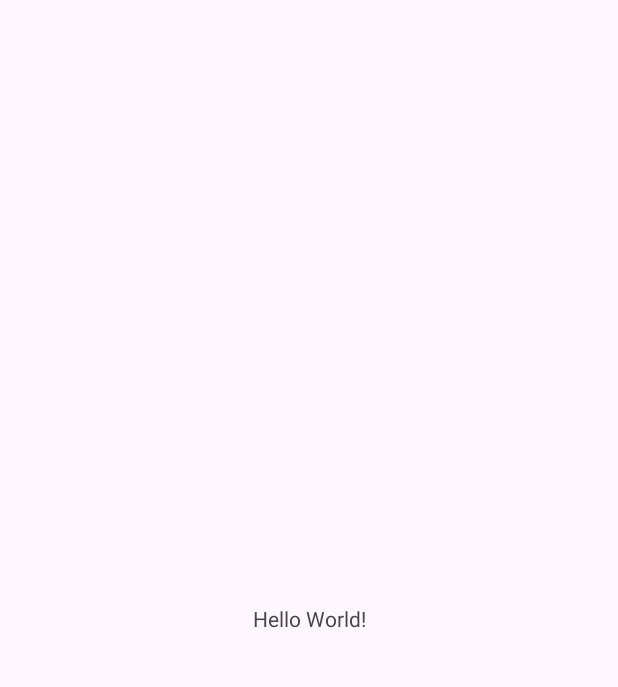
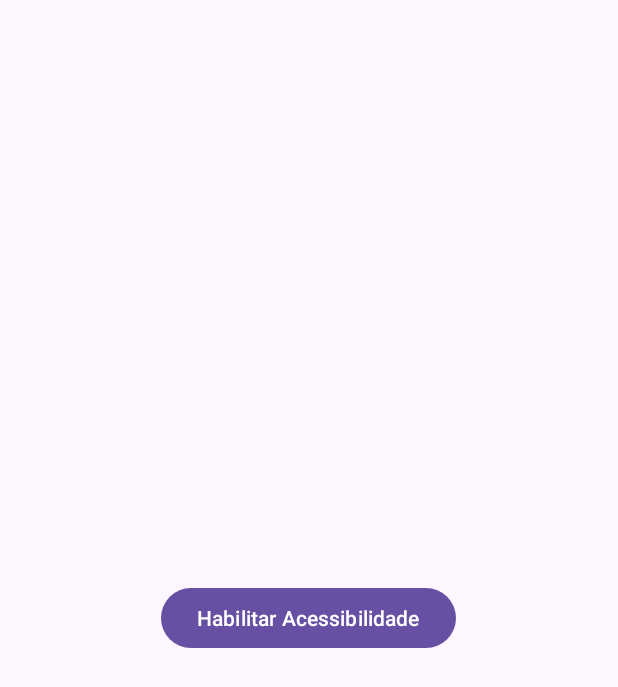
Before and after one commit to GustavoCanuto/No-Scroll-Time-Kotlin, an Android app: the screen it shows after launch (MainActivity), on a phone screen of 412 x 824 dp. Before the commit the part shown is almost empty. Shown: the top 687 px of the screen. Run offline under Robolectric (Android 15) with nearby library versions, the phone set to English and light mode, and no system bars.

Commit message:
feat: adicinado menu para para habilitar accesibility e ativa a feature de blockear ou não o shorts/reels

```diff
--- a/app/build.gradle.kts
+++ b/app/build.gradle.kts
@@ -42,6 +42,7 @@ dependencies {
     implementation(libs.material)
     implementation(libs.androidx.activity)
     implementation(libs.androidx.constraintlayout)
+    implementation(libs.androidx.ui.android)
     testImplementation(libs.junit)
     androidTestImplementation(libs.androidx.junit)
     androidTestImplementation(libs.androidx.espresso.core)
--- a/app/src/main/java/com/gcanuto/particular/no_scroll_time/MainActivity.kt
+++ b/app/src/main/java/com/gcanuto/particular/no_scroll_time/MainActivity.kt
@@ -1,27 +1,84 @@
 package com.gcanuto.particular.no_scroll_time
 
+import android.content.Context
+import android.content.Intent
 import android.os.Bundle
-import androidx.activity.enableEdgeToEdge
+import android.provider.Settings
+import android.view.View
+import android.widget.Button
+import android.widget.Switch
 import androidx.appcompat.app.AppCompatActivity
-import androidx.core.view.ViewCompat
-import androidx.core.view.WindowInsetsCompat
-import android.content.Intent
-import android.provider.Settings
+import android.view.accessibility.AccessibilityManager
+import android.util.Log
 
 class MainActivity : AppCompatActivity() {
+
     override fun onCreate(savedInstanceState: Bundle?) {
-        super.onCreate(savedInstanceState) // Chama o método onCreate da superclasse
-        enableEdgeToEdge() // Configuração para a interface de tela cheia
-        setContentView(R.layout.activity_main) // Define o layout da activity
+        super.onCreate(savedInstanceState)
+        setContentView(R.layout.activity_main)
 
-        // Abrir as configurações de acessibilidade
-        val intent = Intent(Settings.ACTION_ACCESSIBILITY_SETTINGS)
-        startActivity(intent)
+        val accessibilityButton: Button = findViewById(R.id.accessibility_button)
+        val toggleSwitch: Switch = findViewById(R.id.toggle_switch)
 
-        ViewCompat.setOnApplyWindowInsetsListener(findViewById(R.id.main)) { v, insets ->
-            val systemBars = insets.getInsets(WindowInsetsCompat.Type.systemBars())
-            v.setPadding(systemBars.left, systemBars.top, systemBars.right, systemBars.bottom)
-            insets
+        updateUI(accessibilityButton, toggleSwitch)
+
+        accessibilityButton.setOnClickListener {
+            val intent = Intent(Settings.ACTION_ACCESSIBILITY_SETTINGS)
+            startActivity(intent)
+        }
+
+        toggleSwitch.setOnCheckedChangeListener { _, isChecked ->
+            setBlockingEnabled(isChecked)
+        }
+    }
+
+    override fun onResume() {
+        super.onResume()
+
+        val accessibilityButton: Button = findViewById(R.id.accessibility_button)
+        val toggleSwitch: Switch = findViewById(R.id.toggle_switch)
+
+        updateUI(accessibilityButton, toggleSwitch)
+    }
+
+    private fun updateUI(accessibilityButton: Button, toggleSwitch: Switch) {
+        if (isAccessibilityEnabled()) {
+            accessibilityButton.visibility = View.GONE
+            toggleSwitch.visibility = View.VISIBLE
+            toggleSwitch.isChecked = isBlockingEnabled()
+        } else {
+            accessibilityButton.visibility = View.VISIBLE
+            toggleSwitch.visibility = View.GONE
+        }
+    }
+
+    private fun isAccessibilityEnabled(): Boolean {
+        val accessibilityManager = getSystemService(Context.ACCESSIBILITY_SERVICE) as AccessibilityManager
+        val enabledServices = Settings.Secure.getString(
+            contentResolver,
+            Settings.Secure.ENABLED_ACCESSIBILITY_SERVICES
+        ) ?: return false
+        val colonSplitter = enabledServices.split(":")
+        val expectedComponentName = "$packageName/.BlockAccessService"
+
+        for (componentName in colonSplitter) {
+            if (componentName.equals(expectedComponentName, ignoreCase = true)) {
+                return true
+            }
+        }
+        return accessibilityManager.isEnabled
+    }
+
+    private fun isBlockingEnabled(): Boolean {
+        val sharedPref = getSharedPreferences("no_scroll_time_prefs", Context.MODE_PRIVATE)
+        return sharedPref.getBoolean("block_enabled", false)
+    }
+
+    private fun setBlockingEnabled(enabled: Boolean) {
+        val sharedPref = getSharedPreferences("no_scroll_time_prefs", Context.MODE_PRIVATE)
+        with(sharedPref.edit()) {
+            putBoolean("block_enabled", enabled)
+            apply()
         }
     }
 }
--- a/app/src/main/res/layout/activity_main.xml
+++ b/app/src/main/res/layout/activity_main.xml
@@ -1,19 +1,24 @@
 <?xml version="1.0" encoding="utf-8"?>
-<androidx.constraintlayout.widget.ConstraintLayout xmlns:android="http://schemas.android.com/apk/res/android"
-    xmlns:app="http://schemas.android.com/apk/res-auto"
-    xmlns:tools="http://schemas.android.com/tools"
-    android:id="@+id/main"
+<LinearLayout
+    xmlns:android="http://schemas.android.com/apk/res/android"
     android:layout_width="match_parent"
     android:layout_height="match_parent"
-    tools:context=".MainActivity">
+    android:orientation="vertical"
+    android:gravity="center"
+    android:padding="16dp">
 
-    <TextView
+    <Button
+        android:id="@+id/accessibility_button"
         android:layout_width="wrap_content"
         android:layout_height="wrap_content"
-        android:text="Hello World!"
-        app:layout_constraintBottom_toBottomOf="parent"
-        app:layout_constraintEnd_toEndOf="parent"
-        app:layout_constraintStart_toStartOf="parent"
-        app:layout_constraintTop_toTopOf="parent" />
+        android:text="Habilitar Acessibilidade"
+        android:visibility="gone" />
 
-</androidx.constraintlayout.widget.ConstraintLayout>
+    <Switch
+        android:id="@+id/toggle_switch"
+        android:layout_width="wrap_content"
+        android:layout_height="wrap_content"
+        android:text="Bloquear Shorts/Reels"
+        android:visibility="gone" />
+
+</LinearLayout>
--- a/gradle/libs.versions.toml
+++ b/gradle/libs.versions.toml
@@ -9,6 +9,7 @@ appcompat = "1.7.0"
 material = "1.12.0"
 activity = "1.9.2"
 constraintlayout = "2.1.4"
+uiAndroid = "1.7.6"
 
 [libraries]
 androidx-core-ktx = { group = "androidx.core", name = "core-ktx", version.ref = "coreKtx" }
@@ -19,6 +20,7 @@ androidx-appcompat = { group = "androidx.appcompat", name = "appcompat", version
 material = { group = "com.google.android.material", name = "material", version.ref = "material" }
 androidx-activity = { group = "androidx.activity", name = "activity", version.ref = "activity" }
 androidx-constraintlayout = { group = "androidx.constraintlayout", name = "constraintlayout", version.ref = "constraintlayout" }
+androidx-ui-android = { group = "androidx.compose.ui", name = "ui-android", version.ref = "uiAndroid" }
 
 [plugins]
 android-application = { id = "com.android.application", version.ref = "agp" }
```
Also changed, not shown: app/src/main/java/com/gcanuto/particular/no_scroll_time/BlockAccessService.kt (+25 -34 lines), app/src/main/java/com/gcanuto/particular/no_scroll_time/YoutubeAccessHandler.kt (+9 -9 lines).
